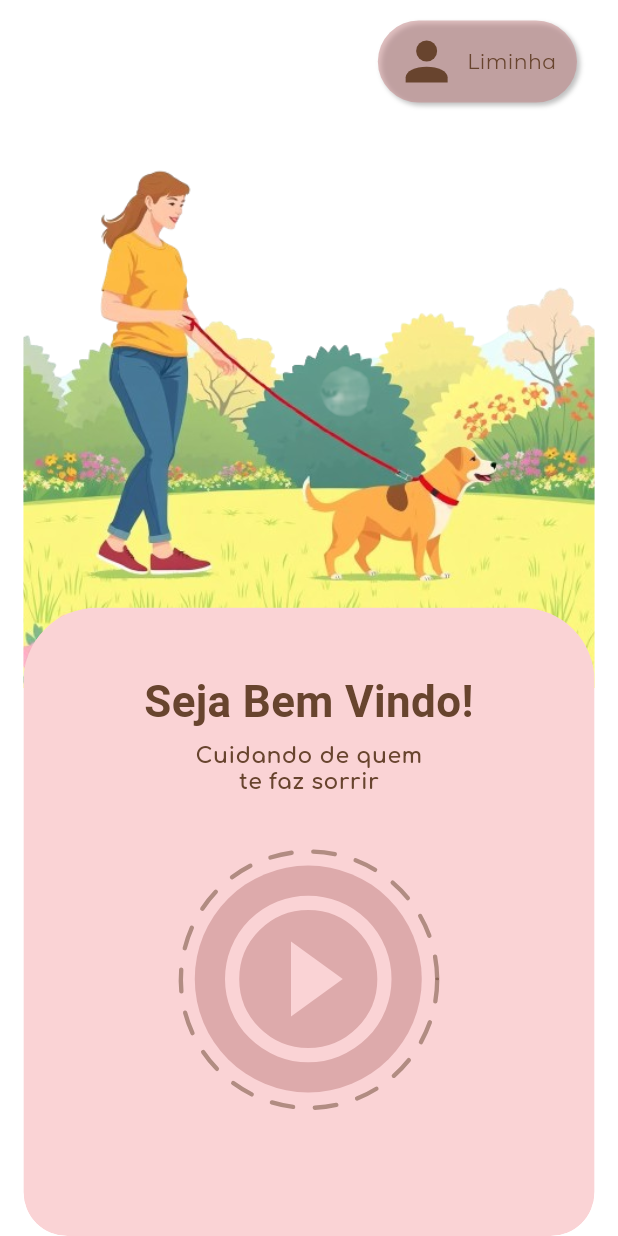
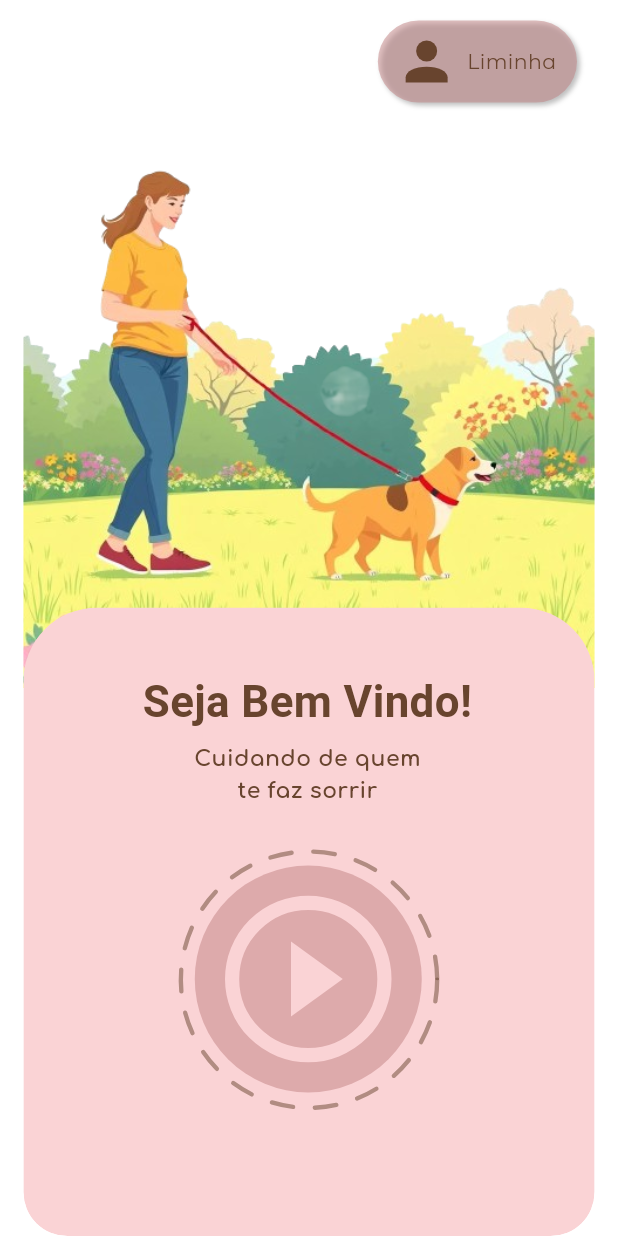
Before and after one commit to LEanMist/flutter_vethome, a Flutter app: the HomePage screen opened by its route, on a phone screen of 412 x 824 dp. Run offline on Flutter 3.47's test engine with Material 3 defaults, Android fonts, the phone set to English and light mode, and no system bars; our stand-ins replace flutter_inset_shadow, image_picker, shared_preferences; accounts and stored records are empty; project files that could hold a hidden picture were left out.

Commit message:
fix: alinha textos da Home ao Figma

```diff
--- a/lib/pages/home_page.dart
+++ b/lib/pages/home_page.dart
@@ -77,6 +77,7 @@ class HomePage extends StatelessWidget {
                         ),
                       ),
                       Positioned(
+                        left: -1 * scale,
                         top: 458 * scale,
                         width: 390 * scale,
                         child: Text.rich(
@@ -108,6 +109,7 @@ class HomePage extends StatelessWidget {
                         ),
                       ),
                       Positioned(
+                        left: -1 * scale,
                         top: 508 * scale,
                         width: 390 * scale,
                         child: Text(
@@ -119,7 +121,6 @@ class HomePage extends StatelessWidget {
                             fontFamily: VH.headingFontFamily,
                             fontSize: 15 * scale,
                             fontWeight: FontWeight.bold,
-                            height: 1.15,
                           ),
                         ),
                       ),
```
Also changed, not shown: 1 other file.
